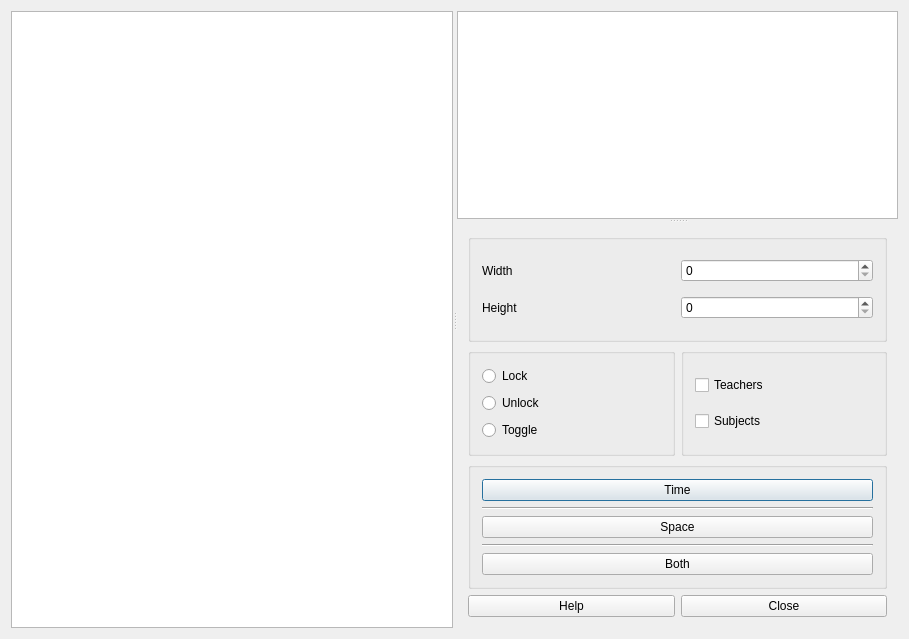
Old version of the form fet/src/interface/timetableviewstudentstimehorizontalform_template.ui in the repository vonmecheln/fet.
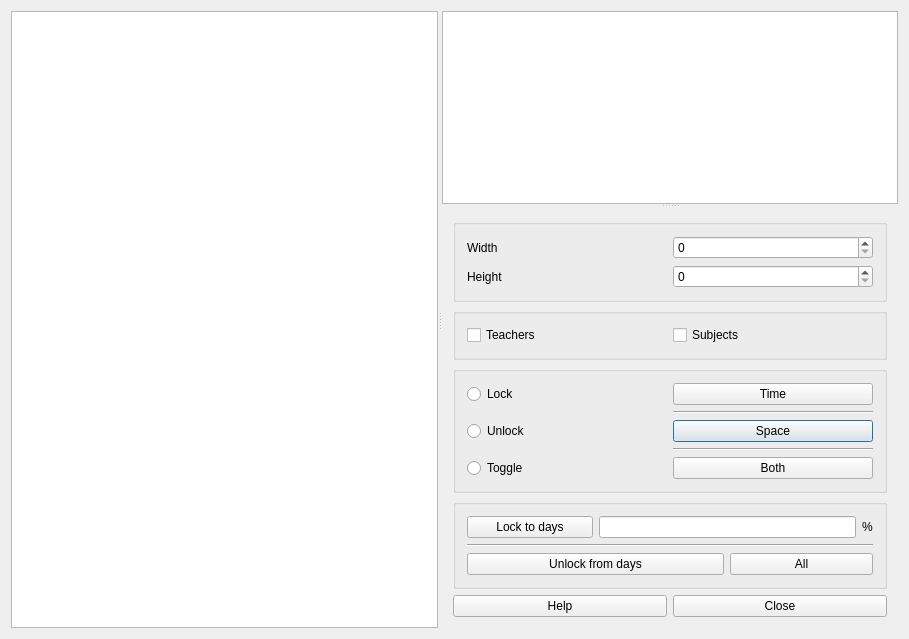
New version of the form.

Diff of the .ui file:
```diff
--- a/fet/src/interface/timetableviewstudentstimehorizontalform_template.ui
+++ b/fet/src/interface/timetableviewstudentstimehorizontalform_template.ui
@@ -13,7 +13,7 @@
   <property name="windowTitle">
    <string extracomment="Title of dialog to view the students timetable">View students time horizontal timetable</string>
   </property>
-  <layout class="QGridLayout" name="gridLayout_3">
+  <layout class="QGridLayout" name="gridLayout_5">
    <item row="0" column="0">
     <widget class="QSplitter" name="horizontalSplitter">
      <property name="orientation">
@@ -34,24 +34,55 @@
           </property>
           <layout class="QGridLayout" name="gridLayout">
            <item row="0" column="0">
-            <widget class="QLabel" name="label">
-             <property name="text">
-              <string>Width</string>
-             </property>
-            </widget>
-           </item>
-           <item row="0" column="1">
-            <widget class="QSpinBox" name="widthSpinBox"/>
+            <layout class="QHBoxLayout" name="horizontalLayout_3">
+             <item>
+              <widget class="QLabel" name="label">
+               <property name="text">
+                <string>Width</string>
+               </property>
+              </widget>
+             </item>
+             <item>
+              <widget class="QSpinBox" name="widthSpinBox"/>
+             </item>
+            </layout>
            </item>
            <item row="1" column="0">
-            <widget class="QLabel" name="heightLabel">
+            <layout class="QHBoxLayout" name="horizontalLayout_4">
+             <item>
+              <widget class="QLabel" name="heightLabel">
+               <property name="text">
+                <string>Height</string>
+               </property>
+              </widget>
+             </item>
+             <item>
+              <widget class="QSpinBox" name="heightSpinBox"/>
+             </item>
+            </layout>
+           </item>
+          </layout>
+         </widget>
+        </item>
+        <item>
+         <widget class="QGroupBox" name="groupBox_6">
+          <property name="title">
+           <string/>
+          </property>
+          <layout class="QGridLayout" name="gridLayout_6">
+           <item row="0" column="0">
+            <widget class="QCheckBox" name="teachersCheckBox">
              <property name="text">
-              <string>Height</string>
+              <string>Teachers</string>
              </property>
             </widget>
            </item>
-           <item row="1" column="1">
-            <widget class="QSpinBox" name="heightSpinBox"/>
+           <item row="0" column="1">
+            <widget class="QCheckBox" name="subjectsCheckBox">
+             <property name="text">
+              <string>Subjects</string>
+             </property>
+            </widget>
            </item>
           </layout>
          </widget>
@@ -63,48 +94,63 @@
             <property name="title">
              <string/>
             </property>
-            <layout class="QVBoxLayout" name="verticalLayout_3">
-             <item>
+            <layout class="QGridLayout" name="gridLayout_2">
+             <item row="0" column="0">
               <widget class="QRadioButton" name="lockRadioButton">
                <property name="text">
                 <string>Lock</string>
                </property>
               </widget>
              </item>
-             <item>
+             <item row="2" column="1">
+              <widget class="QPushButton" name="lockSpacePushButton">
+               <property name="text">
+                <string extracomment="This is a button in a timetable view dialog (There are 3 buttons in total, user can toggle locked/unlocked time, space or both).">Space</string>
+               </property>
+              </widget>
+             </item>
+             <item row="2" column="0">
               <widget class="QRadioButton" name="unlockRadioButton">
                <property name="text">
                 <string>Unlock</string>
                </property>
               </widget>
              </item>
-             <item>
+             <item row="0" column="1">
+              <widget class="QPushButton" name="lockTimePushButton">
+               <property name="text">
+                <string extracomment="This is a button in a timetable view dialog (There are 3 buttons in total, user can toggle locked/unlocked time, space or both).">Time</string>
+               </property>
+              </widget>
+             </item>
+             <item row="4" column="0">
               <widget class="QRadioButton" name="toggleRadioButton">
                <property name="text">
                 <string>Toggle</string>
                </property>
               </widget>
              </item>
-            </layout>
-           </widget>
-          </item>
-          <item>
-           <widget class="QGroupBox" name="groupBox_4">
-            <property name="title">
-             <string/>
-            </property>
-            <layout class="QGridLayout" name="gridLayout_2">
-             <item row="1" column="0">
-              <widget class="QCheckBox" name="teachersCheckBox">
-               <property name="text">
-                <string>Teachers</string>
+             <item row="1" column="1">
+              <widget class="Line" name="line">
+               <property name="orientation">
+                <enum>Qt::Horizontal</enum>
                </property>
               </widget>
              </item>
-             <item row="2" column="0">
-              <widget class="QCheckBox" name="subjectsCheckBox">
+             <item row="4" column="1">
+              <widget class="QPushButton" name="lockTimeSpacePushButton">
                <property name="text">
-                <string>Subjects</string>
+                <string extracomment="This is a button in a timetable view dialog (There are 3 buttons in total, user can toggle locked/unlocked time, space or both).">Both</string>
+               </property>
+               <property name="shortcut">
+                <string/>
+               </property>
+              </widget>
+             </item>
+             <item row="3" column="1">
+              <widget class="Line" name="line_2">
+               <property name="orientation">
+                <enum>Qt::Horizontal</enum>
                </property>
               </widget>
              </item>
@@ -116,44 +162,50 @@
         <item>
          <widget class="QGroupBox" name="groupBox">
           <property name="title">
-           <string extracomment="This is a group box for locking/unlocking buttons"/>
+           <string/>
           </property>
-          <layout class="QVBoxLayout" name="verticalLayout_4">
-           <item>
-            <widget class="QPushButton" name="lockTimePushButton">
+          <layout class="QGridLayout" name="gridLayout_3">
+           <item row="0" column="1" colspan="2">
+            <widget class="QLineEdit" name="lockToDaysWeightLineEdit"/>
+           </item>
+           <item row="0" column="0">
+            <widget class="QPushButton" name="lockToDaysPushButton">
              <property name="text">
-              <string extracomment="This is a button in a timetable view dialog (There are 3 buttons in total, user can toggle locked/unlocked time, space or both).">Time</string>
+              <string>Lock to days</string>
              </property>
             </widget>
            </item>
-           <item>
-            <widget class="Line" name="line_2">
-             <property name="orientation">
-              <enum>Qt::Horizontal</enum>
-             </property>
-            </widget>
-           </item>
-           <item>
-            <widget class="QPushButton" name="lockSpacePushButton">
+           <item row="2" column="0" colspan="2">
+            <widget class="QPushButton" name="unlockFromDaysPushButton">
              <property name="text">
-              <string extracomment="This is a button in a timetable view dialog (There are 3 buttons in total, user can toggle locked/unlocked time, space or both).">Space</string>
+              <string>Unlock from days</string>
              </property>
             </widget>
            </item>
-           <item>
-            <widget class="Line" name="line">
+           <item row="1" column="0" colspan="4">
+            <widget class="Line" name="line_4">
              <property name="orientation">
               <enum>Qt::Horizontal</enum>
              </property>
             </widget>
            </item>
-           <item>
-            <widget class="QPushButton" name="lockTimeSpacePushButton">
+           <item row="2" column="2" colspan="2">
+            <widget class="QPushButton" name="unlockAllFromDaysPushButton">
              <property name="text">
-              <string extracomment="This is a button in a timetable view dialog (There are 3 buttons in total, user can toggle locked/unlocked time, space or both).">Both</string>
+              <string comment="It refers to activities">All</string>
              </property>
-             <property name="shortcut">
-              <string/>
+            </widget>
+           </item>
+           <item row="0" column="3">
+            <widget class="QLabel" name="lockToDaysWeightLabel">
+             <property name="sizePolicy">
+              <sizepolicy hsizetype="Maximum" vsizetype="Preferred">
+               <horstretch>0</horstretch>
+               <verstretch>0</verstretch>
+              </sizepolicy>
+             </property>
+             <property name="text">
+              <string comment="The percentage symbol">%</string>
              </property>
             </widget>
            </item>
```
Left out of the diff: 2 changed lines with no effect on the pictures.
